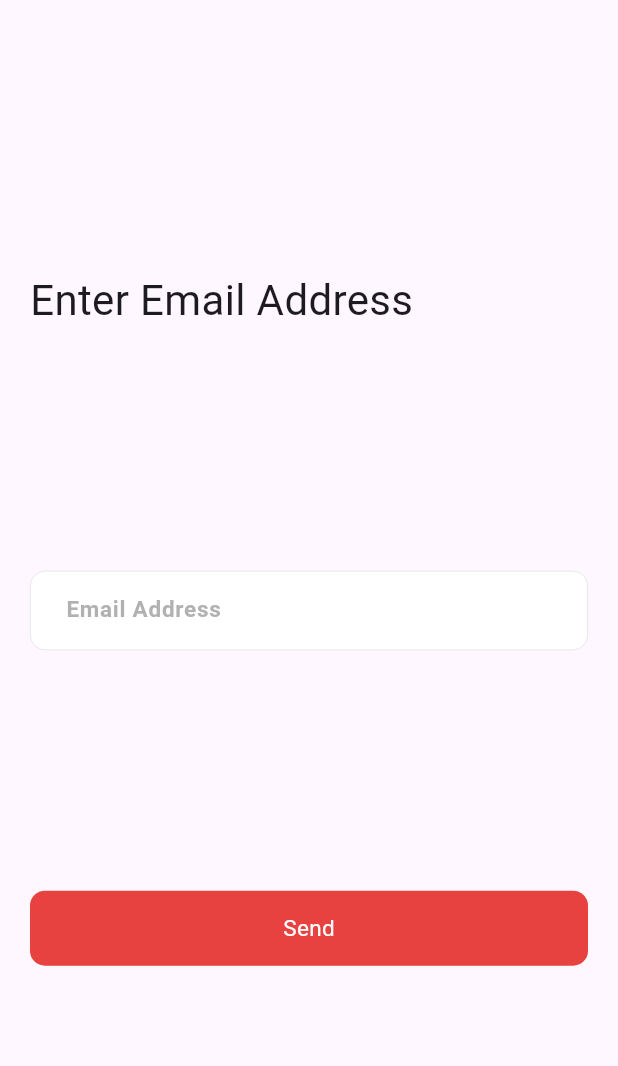
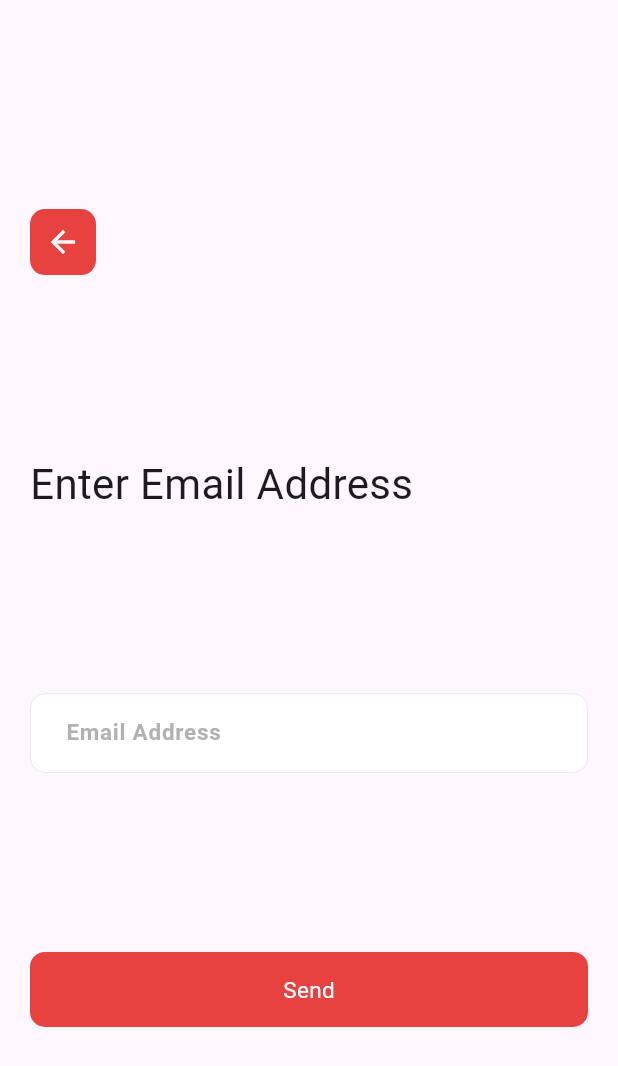
Before and after one commit to ZaidAhmed404/emergency_app, a Flutter app: the ForgotPasswordScreen screen opened by its route, on a phone screen of 412 x 824 dp. Shown: the top 1066 px of the screen. Run offline on Flutter 3.47's test engine with Material 3 defaults, Android fonts, the phone set to English and light mode, and no system bars; our stand-ins replace flutter_svg, google_fonts, image_picker; Roboto replaces fonts that are missing (Ubuntu); project files that could hold a hidden picture were left out.

```diff
--- a/lib/Screens/ForgotPasswordScreen/ForgotPasswordScreen.dart
+++ b/lib/Screens/ForgotPasswordScreen/ForgotPasswordScreen.dart
@@ -1,3 +1,4 @@
+import 'package:emergency_app/Widgets/IconButtonWidget.dart';
 import 'package:emergency_app/Widgets/TextButtonWidget.dart';
 import 'package:flutter/material.dart';
 
@@ -19,6 +20,13 @@ class ForgotPasswordScreen extends StatelessWidget {
           child: Column(
             crossAxisAlignment: CrossAxisAlignment.start,
             children: [
+              const Spacer(),
+              IconButtonWidget(
+                icon: Icons.arrow_back,
+                onPressedFunction: () {
+                  Navigator.pop(context);
+                },
+              ),
               const Spacer(),
               const Text(
                 'Enter Email Address',
--- /dev/null
+++ b/lib/Widgets/IconButtonWidget.dart
@@ -0,0 +1,27 @@
+import 'package:emergency_app/Constants/ColorConstants.dart';
+import 'package:flutter/material.dart';
+
+class IconButtonWidget extends StatelessWidget {
+  IconButtonWidget(
+      {super.key, required this.icon, required this.onPressedFunction});
+
+  IconData icon;
+  Function() onPressedFunction;
+
+  @override
+  Widget build(BuildContext context) {
+    return InkWell(
+      onTap: onPressedFunction,
+      child: Container(
+        padding: const EdgeInsets.all(10),
+        decoration: BoxDecoration(
+            color: ColorConstants().primaryColor,
+            borderRadius: BorderRadius.circular(10)),
+        child: Icon(
+          icon,
+          color: Colors.white,
+        ),
+      ),
+    );
+  }
+}
```
